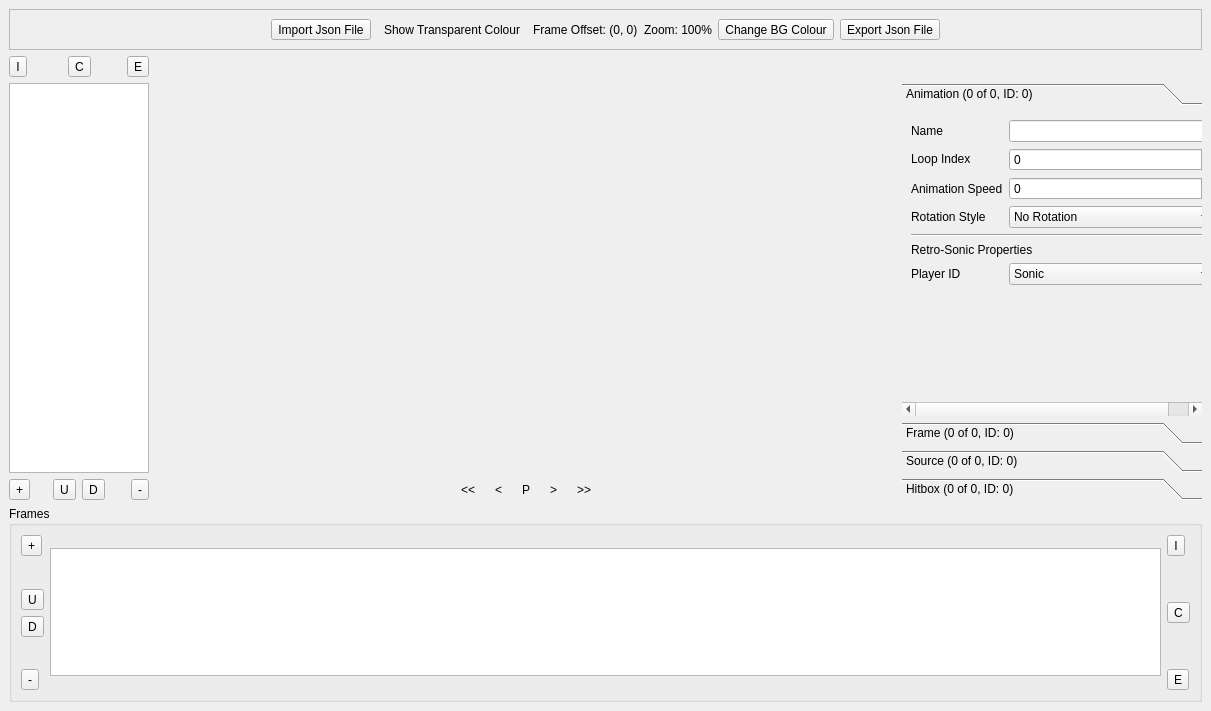
Above: RetroEDv2/tools/animationeditor.ui from RSDKModding/RetroED before the change. Below: the same form after it.
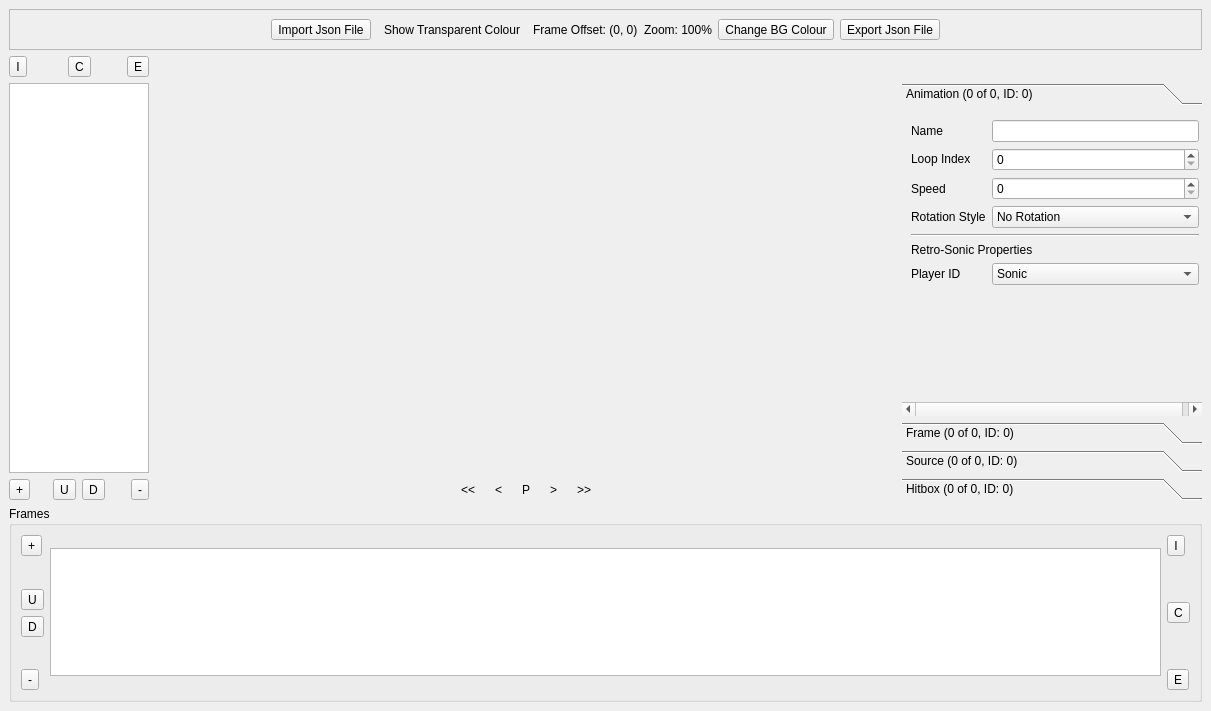
That is the form after the change. Icons and pictures are not drawn.

```diff
--- a/RetroEDv2/tools/animationeditor.ui
+++ b/RetroEDv2/tools/animationeditor.ui
@@ -803,7 +803,7 @@
          <item row="3" column="0">
           <widget class="QLabel" name="label_18">
            <property name="text">
-            <string>Animation Speed</string>
+            <string>Speed</string>
            </property>
           </widget>
          </item>
```
